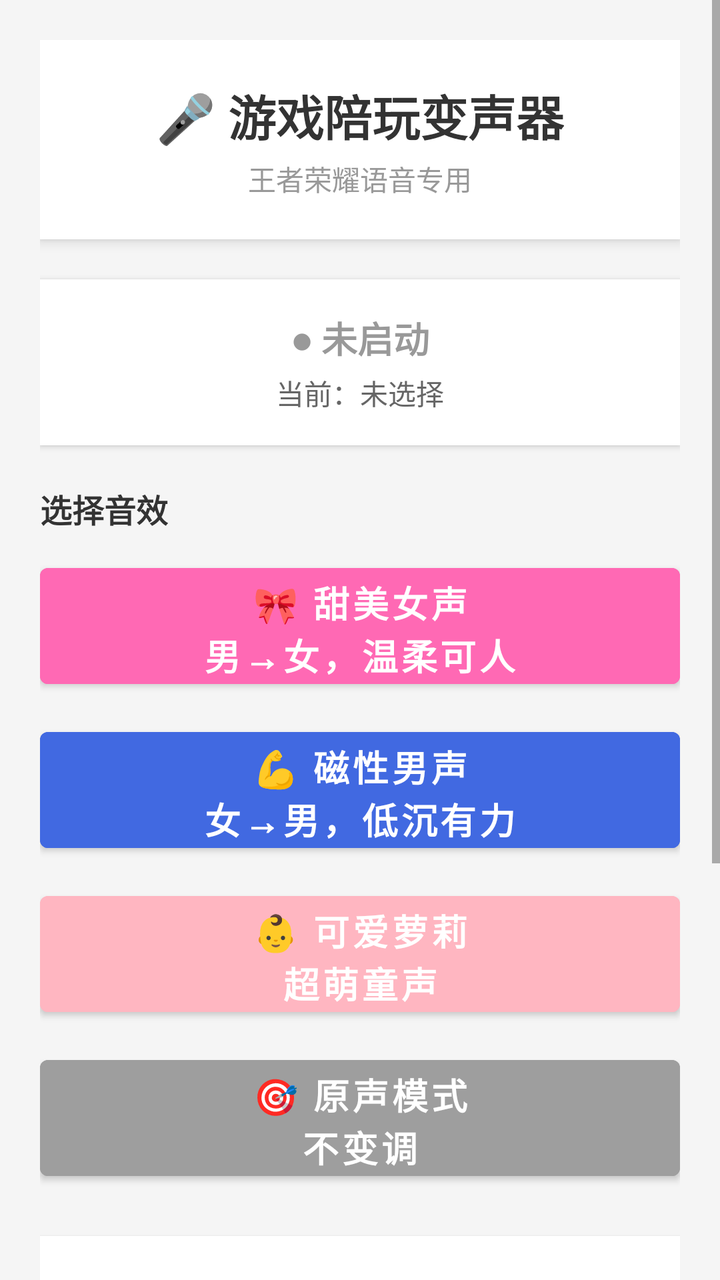
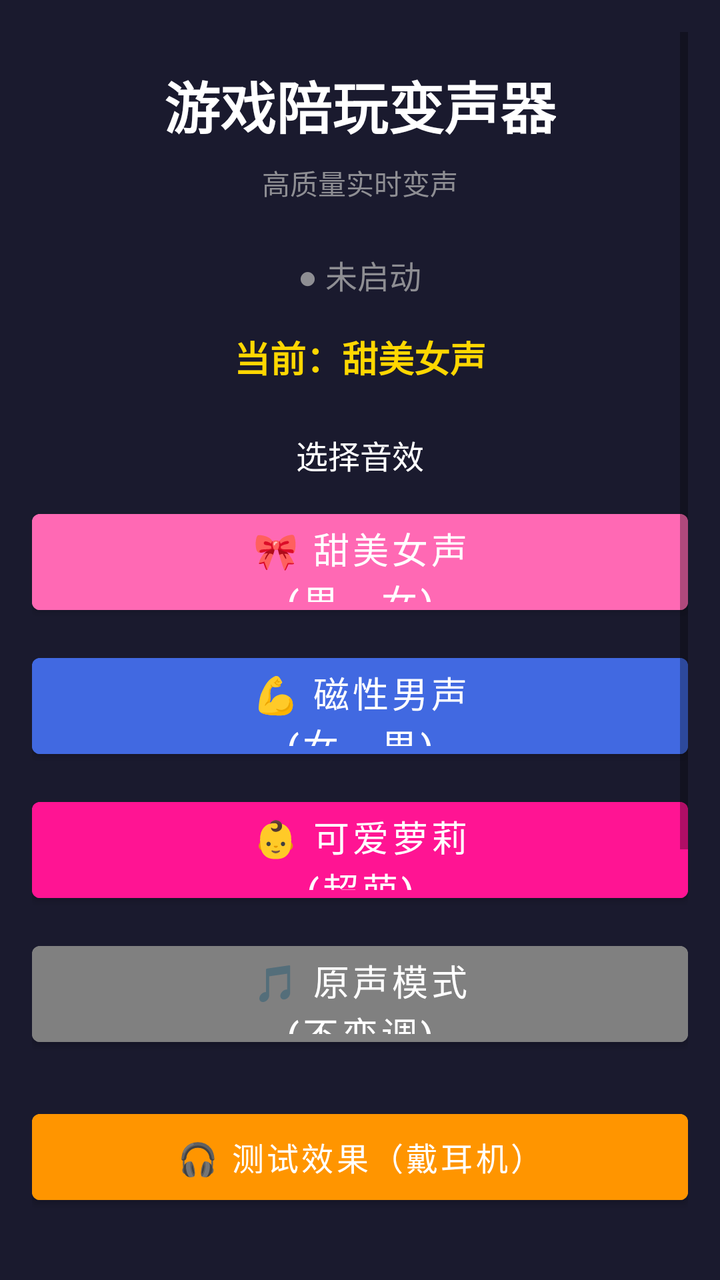

Compare the two renders of this Android layout. The source of the first and the diff that turns it into the second are given below.
<!-- AndroidManifest.xml: application theme Theme.VoiceChanger -->
<!-- res/layout/activity_main_game.xml -->
<?xml version="1.0" encoding="utf-8"?>
<ScrollView xmlns:android="http://schemas.android.com/apk/res/android"
    xmlns:app="http://schemas.android.com/apk/res-auto"
    android:layout_width="match_parent"
    android:layout_height="match_parent"
    android:background="#F5F5F5"
    android:fillViewport="true">

    <LinearLayout
        android:layout_width="match_parent"
        android:layout_height="wrap_content"
        android:orientation="vertical"
        android:padding="20dp">

        
        <LinearLayout
            android:layout_width="match_parent"
            android:layout_height="wrap_content"
            android:orientation="vertical"
            android:background="@android:color/white"
            android:padding="20dp"
            android:layout_marginBottom="20dp"
            android:elevation="4dp">

            <TextView
                android:layout_width="wrap_content"
                android:layout_height="wrap_content"
                android:text="🎤 游戏陪玩变声器"
                android:textSize="24sp"
                android:textStyle="bold"
                android:textColor="#333333"
                android:layout_gravity="center" />

            <TextView
                android:layout_width="wrap_content"
                android:layout_height="wrap_content"
                android:text="王者荣耀语音专用"
                android:textSize="14sp"
                android:textColor="#999999"
                android:layout_gravity="center"
                android:layout_marginTop="4dp" />
        </LinearLayout>

        
        <LinearLayout
            android:layout_width="match_parent"
            android:layout_height="wrap_content"
            android:orientation="vertical"
            android:background="@android:color/white"
            android:padding="16dp"
            android:layout_marginBottom="20dp"
            android:elevation="2dp">

            <TextView
                android:id="@+id/tvStatus"
                android:layout_width="wrap_content"
                android:layout_height="wrap_content"
                android:text="● 未启动"
                android:textSize="18sp"
                android:textStyle="bold"
                android:textColor="#999999"
                android:layout_gravity="center" />

            <TextView
                android:id="@+id/tvSelectedPreset"
                android:layout_width="wrap_content"
                android:layout_height="wrap_content"
                android:text="当前：未选择"
                android:textSize="14sp"
                android:textColor="#666666"
                android:layout_gravity="center"
                android:layout_marginTop="4dp" />
        </LinearLayout>

        
        <TextView
            android:layout_width="wrap_content"
            android:layout_height="wrap_content"
            android:text="选择音效"
            android:textSize="16sp"
            android:textStyle="bold"
            android:textColor="#333333"
            android:layout_marginBottom="12dp" />

        
        <Button
            android:id="@+id/btnSweetFemale"
            android:layout_width="match_parent"
            android:layout_height="70dp"
            android:text="🎀 甜美女声\n男→女，温柔可人"
            android:textSize="18sp"
            android:textStyle="bold"
            android:backgroundTint="#FF69B4"
            android:layout_marginBottom="12dp"
            android:elevation="4dp" />

        
        <Button
            android:id="@+id/btnMagneticMale"
            android:layout_width="match_parent"
            android:layout_height="70dp"
            android:text="💪 磁性男声\n女→男，低沉有力"
            android:textSize="18sp"
            android:textStyle="bold"
            android:backgroundTint="#4169E1"
            android:layout_marginBottom="12dp"
            android:elevation="4dp" />

        
        <Button
            android:id="@+id/btnCuteLoli"
            android:layout_width="match_parent"
            android:layout_height="70dp"
            android:text="👶 可爱萝莉\n超萌童声"
            android:textSize="18sp"
            android:textStyle="bold"
            android:backgroundTint="#FFB6C1"
            android:layout_marginBottom="12dp"
            android:elevation="4dp" />

        
        <Button
            android:id="@+id/btnOriginal"
            android:layout_width="match_parent"
            android:layout_height="70dp"
            android:text="🎯 原声模式\n不变调"
            android:textSize="18sp"
            android:textStyle="bold"
            android:backgroundTint="#9E9E9E"
            android:layout_marginBottom="24dp"
            android:elevation="4dp" />

        
        <LinearLayout
            android:layout_width="match_parent"
            android:layout_height="wrap_content"
            android:orientation="horizontal"
            android:background="@android:color/white"
            android:padding="16dp"
            android:layout_marginBottom="20dp"
            android:elevation="2dp"
            android:gravity="center_vertical">

            <TextView
                android:layout_width="0dp"
                android:layout_height="wrap_content"
                android:layout_weight="1"
                android:text="🎮 游戏模式\n超低延迟"
                android:textSize="14sp"
                android:textColor="#333333" />

            <androidx.appcompat.widget.SwitchCompat
                android:id="@+id/switchGameMode"
                android:layout_width="wrap_content"
                android:layout_height="wrap_content"
                android:checked="true" />
        </LinearLayout>

        
        <Button
            android:id="@+id/btnToggleService"
            android:layout_width="match_parent"
            android:layout_height="80dp"
            android:text="▶ 开始变声"
            android:textSize="24sp"
            android:textStyle="bold"
            android:backgroundTint="#4CAF50"
            android:elevation="8dp" />

        
        <TextView
            android:layout_width="match_parent"
            android:layout_height="wrap_content"
            android:text="💡 使用提示：\n1. 选择音效\n2. 开启变声\n3. 打开王者荣耀\n4. 开始语音聊天"
            android:textSize="12sp"
            android:textColor="#999999"
            android:padding="16dp"
            android:layout_marginTop="12dp"
            android:background="@android:color/white"
            android:elevation="1dp" />

    </LinearLayout>
</ScrollView>
<!-- resources referenced by this layout -->
<resources>
  <style name="Theme.VoiceChanger" parent="Theme.MaterialComponents.DayNight.DarkActionBar">
          <item name="colorPrimary">@color/primary</item>
          <item name="colorPrimaryDark">@color/primary_dark</item>
          <item name="colorAccent">@color/accent</item>
      </style>
  <color name="primary">#FF6200EE</color>
  <color name="primary_dark">#FF3700B3</color>
  <color name="accent">#FF03DAC5</color>
</resources>

<!-- the commit's change to res/layout/activity_main_game.xml (unified diff, before → after) -->
@@ -1,153 +1,142 @@
 <?xml version="1.0" encoding="utf-8"?>
 <ScrollView xmlns:android="http://schemas.android.com/apk/res/android"
-    xmlns:app="http://schemas.android.com/apk/res-auto"
     android:layout_width="match_parent"
     android:layout_height="match_parent"
-    android:background="#F5F5F5"
-    android:fillViewport="true">
+    android:background="#1A1A2E"
+    android:padding="16dp">
 
     <LinearLayout
         android:layout_width="match_parent"
         android:layout_height="wrap_content"
         android:orientation="vertical"
-        android:padding="20dp">
+        android:gravity="center_horizontal">
 
         
-        <LinearLayout
-            android:layout_width="match_parent"
+        <TextView
+            android:layout_width="wrap_content"
             android:layout_height="wrap_content"
-            android:orientation="vertical"
-            android:background="@android:color/white"
-            android:padding="20dp"
-            android:layout_marginBottom="20dp"
-            android:elevation="4dp">
-
-            <TextView
-                android:layout_width="wrap_content"
-                android:layout_height="wrap_content"
-                android:text="🎤 游戏陪玩变声器"
-                android:textSize="24sp"
-                android:textStyle="bold"
-                android:textColor="#333333"
-                android:layout_gravity="center" />
-
-            <TextView
-                android:layout_width="wrap_content"
-                android:layout_height="wrap_content"
-                android:text="王者荣耀语音专用"
-                android:textSize="14sp"
-                android:textColor="#999999"
-                android:layout_gravity="center"
-                android:layout_marginTop="4dp" />
-        </LinearLayout>
+            android:text="@string/app_name"
+            android:textColor="#FFFFFF"
+            android:textSize="28sp"
+            android:textStyle="bold"
+            android:layout_marginTop="16dp"
+            android:layout_marginBottom="8dp" />
 
         
-        <LinearLayout
-            android:layout_width="match_parent"
+        <TextView
+            android:layout_width="wrap_content"
             android:layout_height="wrap_content"
-            android:orientation="vertical"
-            android:background="@android:color/white"
-            android:padding="16dp"
-            android:layout_marginBottom="20dp"
-            android:elevation="2dp">
+            android:text="@string/subtitle"
+            android:textColor="#8E8E93"
+            android:textSize="14sp"
+            android:layout_marginBottom="24dp" />
 
-            <TextView
-                android:id="@+id/tvStatus"
-                android:layout_width="wrap_content"
-                android:layout_height="wrap_content"
-                android:text="● 未启动"
-                android:textSize="18sp"
-                android:textStyle="bold"
-                android:textColor="#999999"
-                android:layout_gravity="center" />
+        
+        <TextView
+            android:id="@+id/tvStatus"
+            android:layout_width="wrap_content"
+            android:layout_height="wrap_content"
+            android:text="● 未启动"
+            android:textColor="#8E8E93"
+            android:textSize="16sp"
+            android:layout_marginBottom="16dp" />
 
-            <TextView
-                android:id="@+id/tvSelectedPreset"
-                android:layout_width="wrap_content"
-                android:layout_height="wrap_content"
-                android:text="当前：未选择"
-                android:textSize="14sp"
-                android:textColor="#666666"
-                android:layout_gravity="center"
-                android:layout_marginTop="4dp" />
-        </LinearLayout>
+        
+        <TextView
+            android:id="@+id/tvSelectedPreset"
+            android:layout_width="wrap_content"
+            android:layout_height="wrap_content"
+            android:text="当前：甜美女声"
+            android:textColor="#FFD700"
+            android:textSize="18sp"
+            android:textStyle="bold"
+            android:layout_marginBottom="24dp" />
 
         
         <TextView
             android:layout_width="wrap_content"
             android:layout_height="wrap_content"
             android:text="选择音效"
+            android:textColor="#FFFFFF"
             android:textSize="16sp"
-            android:textStyle="bold"
-            android:textColor="#333333"
             android:layout_marginBottom="12dp" />
 
         
         <Button
             android:id="@+id/btnSweetFemale"
             android:layout_width="match_parent"
-            android:layout_height="70dp"
-            android:text="🎀 甜美女声\n男→女，温柔可人"
+            android:layout_height="60dp"
+            android:text="@string/sweet_female"
             android:textSize="18sp"
-            android:textStyle="bold"
             android:backgroundTint="#FF69B4"
-            android:layout_marginBottom="12dp"
-            android:elevation="4dp" />
+            android:layout_marginBottom="12dp" />
 
         
         <Button
             android:id="@+id/btnMagneticMale"
             android:layout_width="match_parent"
-            android:layout_height="70dp"
-            android:text="💪 磁性男声\n女→男，低沉有力"
+            android:layout_height="60dp"
+            android:text="@string/magnetic_male"
             android:textSize="18sp"
-            android:textStyle="bold"
             android:backgroundTint="#4169E1"
-            android:layout_marginBottom="12dp"
-            android:elevation="4dp" />
+            android:layout_marginBottom="12dp" />
 
         
         <Button
             android:id="@+id/btnCuteLoli"
             android:layout_width="match_parent"
-            android:layout_height="70dp"
-            android:text="👶 可爱萝莉\n超萌童声"
+            android:layout_height="60dp"
+            android:text="@string/cute_loli"
             android:textSize="18sp"
-            android:textStyle="bold"
-            android:backgroundTint="#FFB6C1"
-            android:layout_marginBottom="12dp"
-            android:elevation="4dp" />
+            android:backgroundTint="#FF1493"
+            android:layout_marginBottom="12dp" />
 
         
         <Button
             android:id="@+id/btnOriginal"
             android:layout_width="match_parent"
-            android:layout_height="70dp"
-            android:text="🎯 原声模式\n不变调"
+            android:layout_height="60dp"
+            android:text="@string/original"
             android:textSize="18sp"
+            android:backgroundTint="#808080"
+            android:layout_marginBottom="24dp" />
+
+        
+        <Button
+            android:id="@+id/btnTestVoice"
+            android:layout_width="match_parent"
+            android:layout_height="55dp"
+            android:text="🎧 测试效果（戴耳机）"
+            android:textSize="16sp"
+            android:backgroundTint="#FF9500"
+            android:layout_marginBottom="12dp" />
+
+        
+        <Button
+            android:id="@+id/btnToggleService"
+            android:layout_width="match_parent"
+            android:layout_height="65dp"
+            android:text="▶ 开始变声"
+            android:textSize="20sp"
             android:textStyle="bold"
-            android:backgroundTint="#9E9E9E"
-            android:layout_marginBottom="24dp"
-            android:elevation="4dp" />
+            android:backgroundTint="#00C853"
+            android:layout_marginBottom="24dp" />
 
         
         <LinearLayout
             android:layout_width="match_parent"
             android:layout_height="wrap_content"
             android:orientation="horizontal"
-            android:background="@android:color/white"
-            android:padding="16dp"
-            android:layout_marginBottom="20dp"
-            android:elevation="2dp"
-            android:gravity="center_vertical">
+            android:gravity="center"
+            android:layout_marginBottom="16dp">
 
             <TextView
                 android:layout_width="0dp"
                 android:layout_height="wrap_content"
                 android:layout_weight="1"
-                android:text="🎮 游戏模式\n超低延迟"
-                android:textSize="14sp"
-                android:textColor="#333333" />
+                android:text="@string/game_mode"
+                android:textColor="#FFFFFF"
+                android:textSize="16sp" />
 
             <androidx.appcompat.widget.SwitchCompat
                 android:id="@+id/switchGameMode"
@@ -157,27 +146,32 @@
         </LinearLayout>
 
         
-        <Button
-            android:id="@+id/btnToggleService"
+        <TextView
+            android:layout_width="wrap_content"
+            android:layout_height="wrap_content"
+            android:text="耳机监听音量"
+            android:textColor="#FFFFFF"
+            android:textSize="14sp"
+            android:layout_marginTop="8dp"
+            android:layout_marginBottom="8dp" />
+
+        <SeekBar
+            android:id="@+id/seekBarVolume"
             android:layout_width="match_parent"
-            android:layout_height="80dp"
-            android:text="▶ 开始变声"
-            android:textSize="24sp"
-            android:textStyle="bold"
-            android:backgroundTint="#4CAF50"
-            android:elevation="8dp" />
+            android:layout_height="wrap_content"
+            android:max="100"
+            android:progress="80"
+            android:layout_marginBottom="24dp" />
 
         
         <TextView
             android:layout_width="match_parent"
             android:layout_height="wrap_content"
-            android:text="💡 使用提示：\n1. 选择音效\n2. 开启变声\n3. 打开王者荣耀\n4. 开始语音聊天"
+            android:text="@string/usage_instructions"
+            android:textColor="#8E8E93"
             android:textSize="12sp"
-            android:textColor="#999999"
-            android:padding="16dp"
-            android:layout_marginTop="12dp"
-            android:background="@android:color/white"
-            android:elevation="1dp" />
+            android:gravity="center"
+            android:layout_marginTop="16dp" />
 
     </LinearLayout>
 </ScrollView>
<!-- resource entries referenced after the edit -->
@@ -1,5 +1,13 @@
 <!-- resources referenced by this layout -->
 <resources>
+  <string name="app_name">游戏陪玩变声器</string>
+  <string name="cute_loli">👶 可爱萝莉\n(超萌)</string>
+  <string name="game_mode">游戏模式（超低延迟）</string>
+  <string name="magnetic_male">💪 磁性男声\n(女→男)</string>
+  <string name="original">🎵 原声模式\n(不变调)</string>
+  <string name="subtitle">高质量实时变声</string>
+  <string name="sweet_female">🎀 甜美女声\n(男→女)</string>
+  <string name="usage_instructions">使用说明：\n1. 戴上耳机，点击"测试效果"试听变声\n2. 满意后点击"开始变声"\n3. 打开王者/微信/QQ使用语音\n4. 通过耳机听到自己的变声效果</string>
   <style name="Theme.VoiceChanger" parent="Theme.MaterialComponents.DayNight.DarkActionBar">
           <item name="colorPrimary">@color/primary</item>
           <item name="colorPrimaryDark">@color/primary_dark</item>
